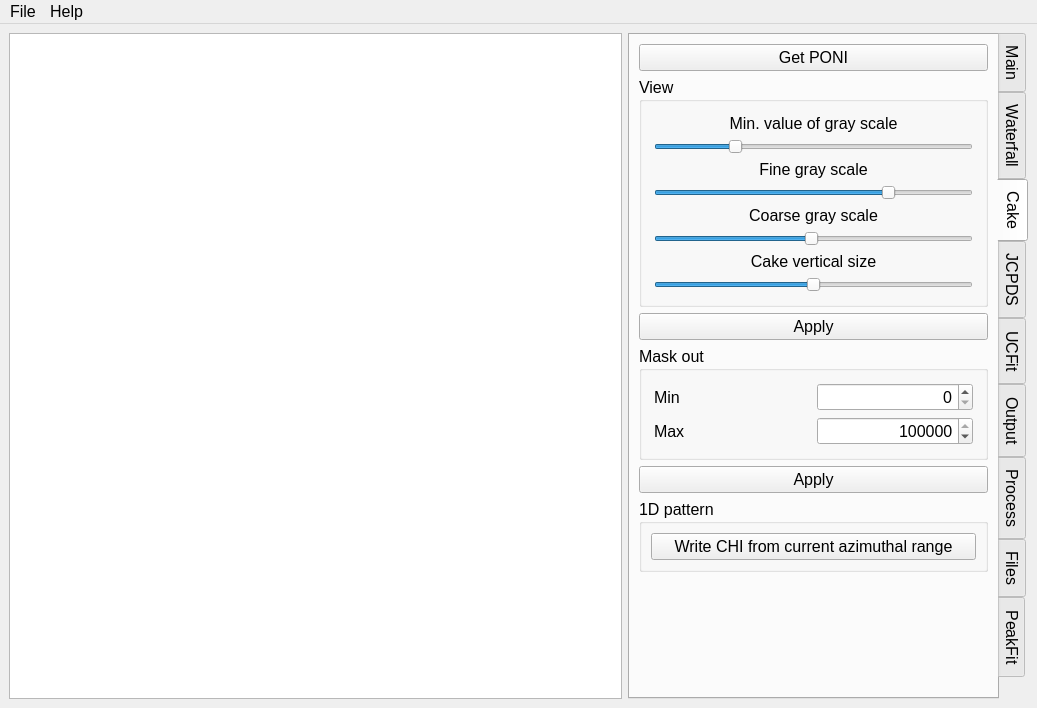
SHDShim/PeakPo, file ui/pkpo-v.ui: the form before one commit.
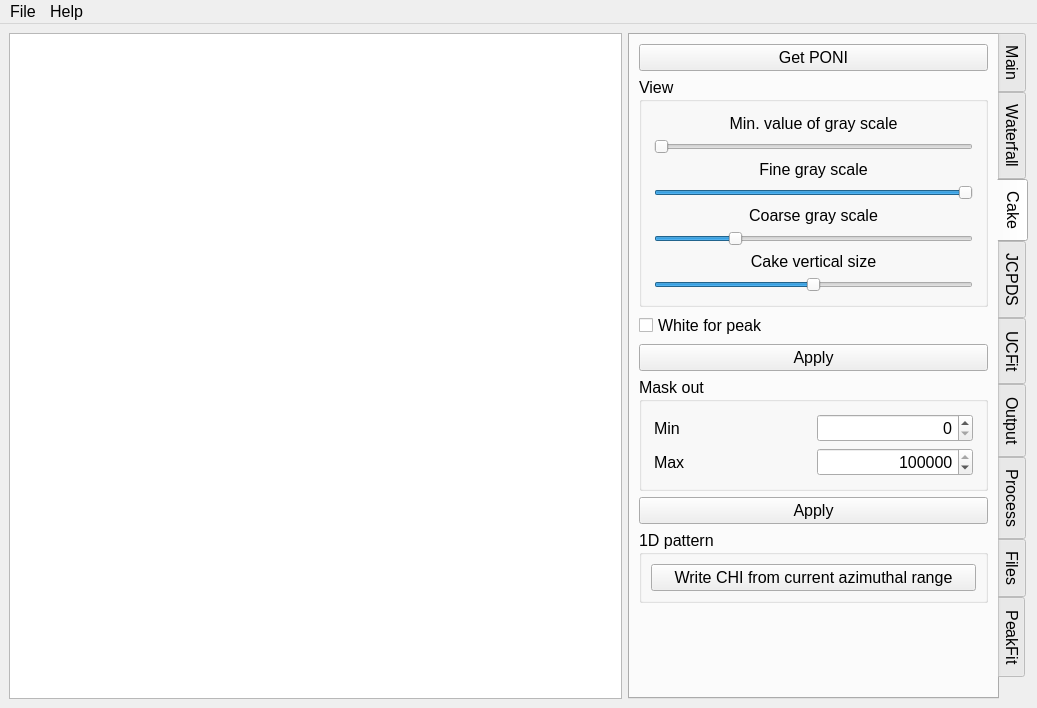
The form after the commit. The open tabs and pages were chosen to show the change. Custom widgets are drawn as their Qt base class.

Patch:
```diff
--- a/ui/pkpo-v.ui
+++ b/ui/pkpo-v.ui
@@ -1506,7 +1506,7 @@
               <number>1000</number>
              </property>
              <property name="value">
-              <number>25</number>
+              <number>1</number>
              </property>
              <property name="orientation">
               <enum>Qt::Horizontal</enum>
@@ -1541,7 +1541,7 @@
               <number>1000</number>
              </property>
              <property name="value">
-              <number>75</number>
+              <number>100</number>
              </property>
              <property name="orientation">
               <enum>Qt::Horizontal</enum>
@@ -1570,7 +1570,7 @@
               <number>100</number>
              </property>
              <property name="sliderPosition">
-              <number>50</number>
+              <number>25</number>
              </property>
              <property name="orientation">
               <enum>Qt::Horizontal</enum>
@@ -1606,6 +1606,13 @@
           </layout>
          </widget>
         </item>
+        <item>
+         <widget class="QCheckBox" name="checkBox_WhiteForPeak">
+          <property name="text">
+           <string>White for peak</string>
+          </property>
+         </widget>
+        </item>
         <item>
          <widget class="QPushButton" name="pushButton_ApplyCakeView">
           <property name="sizePolicy">
```
